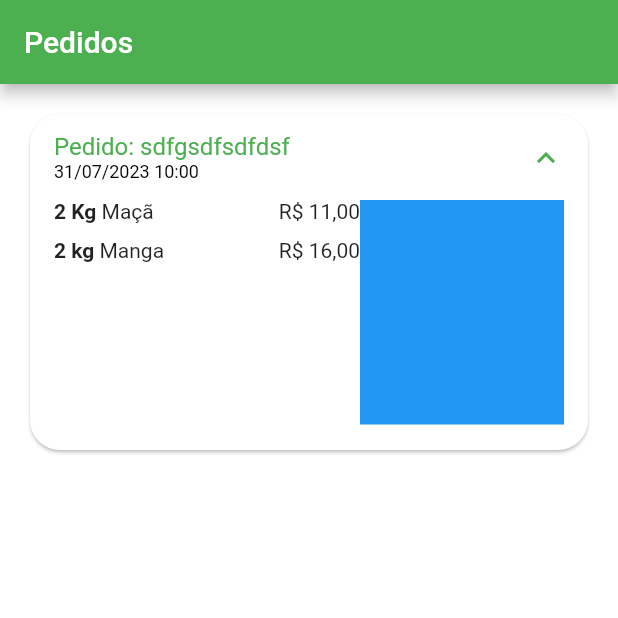
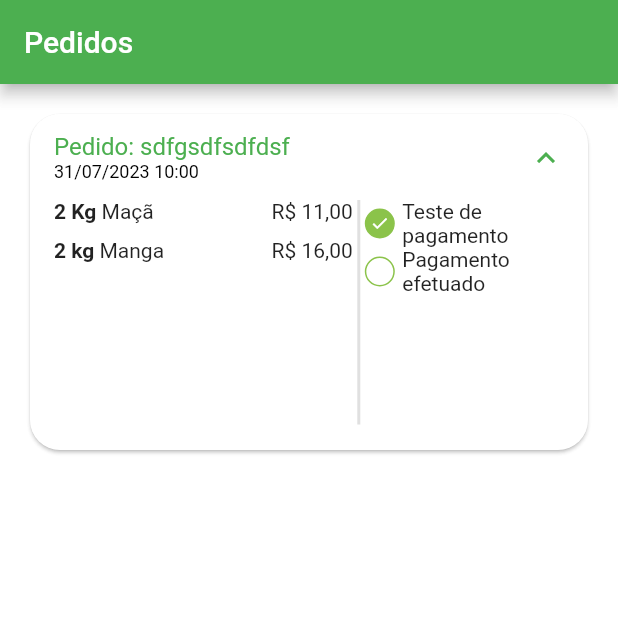
Before and after one commit to devflutterfelipe/projetoquitandavirtual, a Flutter app: the OrdersTab screen opened directly, after a tap on an icon or button, on a phone screen of 412 x 824 dp, the top half of it. Run offline on Flutter 3.47's test engine with Material 2 defaults, Android fonts, the phone set to English and light mode, and no system bars; our stand-ins replace animated_text_kit, badges, mask_text_input_formatter.

Commit message:
Iniciando o desenvolvimento do widget de status

```diff
--- /dev/null
+++ b/lib/src/pages/orders/components/order_status_widget.dart
@@ -0,0 +1,76 @@
+import 'package:flutter/material.dart';
+import 'package:greengrocer/src/config/custom_colors.dart';
+
+class OrderStatusWidget extends StatelessWidget {
+  final String status;
+  final bool isOverdue;
+
+  const OrderStatusWidget({
+    super.key,
+    required this.isOverdue,
+    required this.status,
+  });
+
+  @override
+  Widget build(BuildContext context) {
+    return Column(
+      children: [
+        _StatusDot(
+          title: 'Teste de pagamento',
+          isActive: true,
+        ),
+        _StatusDot(
+          title: 'Pagamento efetuado',
+          isActive: false,
+        ),
+      ],
+    );
+  }
+}
+
+class _StatusDot extends StatelessWidget {
+  final bool isActive;
+  final String title;
+
+  const _StatusDot({
+    super.key,
+    required this.isActive,
+    required this.title,
+  });
+
+  @override
+  Widget build(BuildContext context) {
+    return Row(
+      children: [
+        // Dot
+        Container(
+          alignment: Alignment.center,
+          height: 20,
+          width: 20,
+          decoration: BoxDecoration(
+            shape: BoxShape.circle,
+            border: Border.all(
+              color: CustomColors.customSwatchColor,
+            ),
+            color:
+                isActive ? CustomColors.customSwatchColor : Colors.transparent,
+          ),
+          child: isActive
+              ? const Icon(
+                  Icons.check,
+                  size: 13,
+                  color: Colors.white,
+                )
+              : const SizedBox.shrink(),
+        ),
+
+        const SizedBox(
+          width: 5,
+        ),
+
+        // Texto
+        Expanded(child: Text(title)),
+      ],
+    );
+  }
+}
--- a/lib/src/pages/orders/components/order_tile.dart
+++ b/lib/src/pages/orders/components/order_tile.dart
@@ -3,6 +3,7 @@ import 'package:greengrocer/src/models/cart_item_model.dart';
 import 'package:greengrocer/src/sevices/utils_services.dart';
 
 import '../../../models/order_model.dart';
+import 'order_status_widget.dart';
 
 class OrderTile extends StatelessWidget {
   final OrderModel order;
@@ -40,6 +41,7 @@ class OrderTile extends StatelessWidget {
               height: 150,
               child: Row(
                 children: [
+                // Lista de produtos
                   Expanded(
                     flex: 3,
                     child: ListView(
@@ -50,11 +52,22 @@ class OrderTile extends StatelessWidget {
                       }).toList(),
                     ),
                   ),
+
+                  // Divisão
+                  VerticalDivider(
+                    color: Colors.grey.shade300,
+                    thickness: 2,
+                    width: 8,
+                  ),
+
+                  // Status do pedido
                   Expanded(
                       flex: 2,
-                      child: Container(
-                        color: Colors.blue,
-                      )),
+                      child: OrderStatusWidget(
+                        status: order.status,
+                        isOverdue: order.overdueDateTime.isBefore(DateTime.now() ),
+                      ),
+                      ),
                 ],
               ),
             )
```
